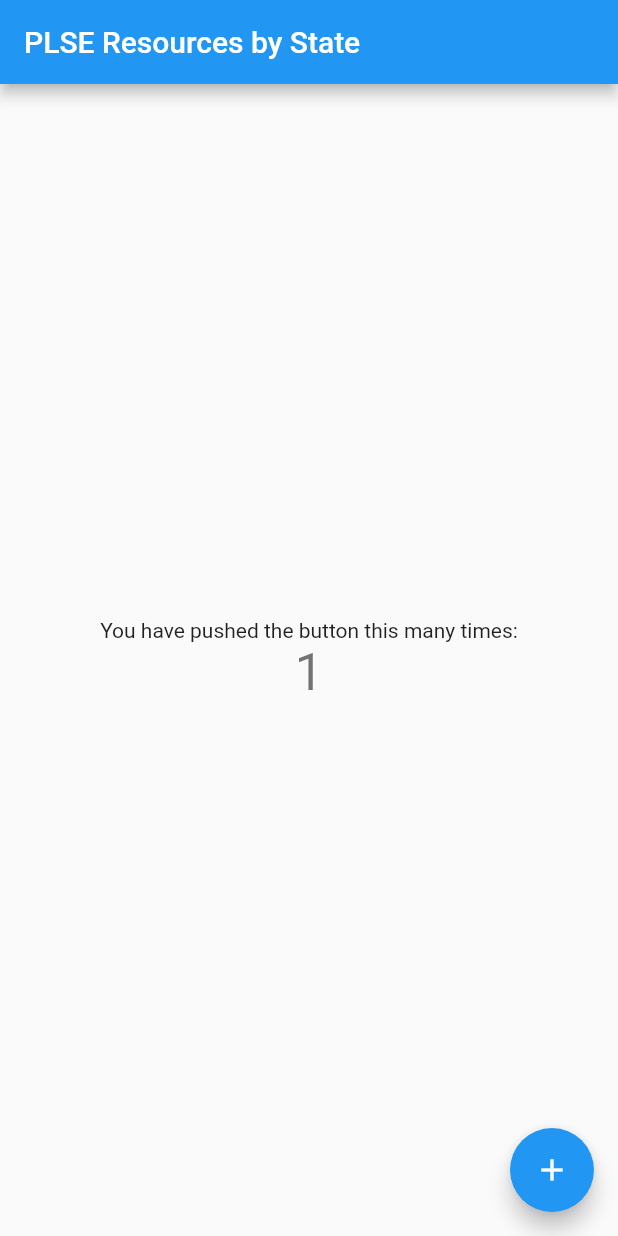
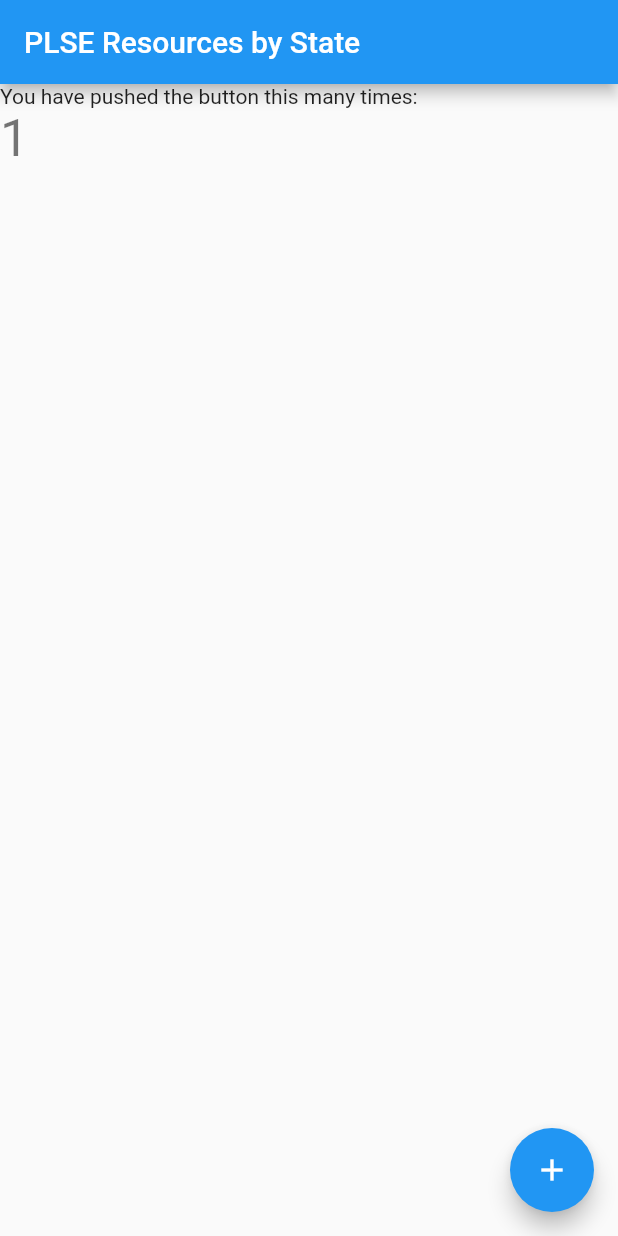
Before and after one commit to ishtiaque06/plse-map, a Flutter app: the screen it shows after launch, after a tap on the "add" icon, on a phone screen of 412 x 824 dp. Run offline on Flutter 3.47's test engine with Material 2 defaults, Android fonts, the phone set to English and light mode, and no system bars; our stand-ins replace csv.

Commit message:
Pulling Tessa's changes in

```diff
--- a/plse_native/lib/main.dart
+++ b/plse_native/lib/main.dart
@@ -12,7 +12,14 @@ Future<String> loadAsset(String path) async {
 
 void loadCSV() {
   loadAsset('assets/out-of-state-res.csv').then((dynamic output) {
-    print(output);
+    List<List<dynamic>> rowsAsListOfValues =
+        const CsvToListConverter().convert(output);
+
+    print(rowsAsListOfValues.sublist(1));
+
+    for (int i = 1; i < rowsAsListOfValues.length; i++) {
+      Organization(rowsAsListOfValues[i]);
+    }
   });
 }
 
@@ -117,7 +124,7 @@ class _MyHomePageState extends State<MyHomePage> {
       body: Center(
         // Center is a layout widget. It takes a single child and positions it
         // in the middle of the parent.
-        child: Column(
+        child: ListView(
           // Column is also layout widget. It takes a list of children and
           // arranges them vertically. By default, it sizes itself to fit its
           // children horizontally, and tries to be as tall as its parent.
@@ -132,7 +139,7 @@ class _MyHomePageState extends State<MyHomePage> {
           // center the children vertically; the main axis here is the vertical
           // axis because Columns are vertical (the cross axis would be
           // horizontal).
-          mainAxisAlignment: MainAxisAlignment.center,
+          // mainAxisAlignment: MainAxisAlignment.center,
           children: <Widget>[
             Text(
               'You have pushed the button this many times:',
```
